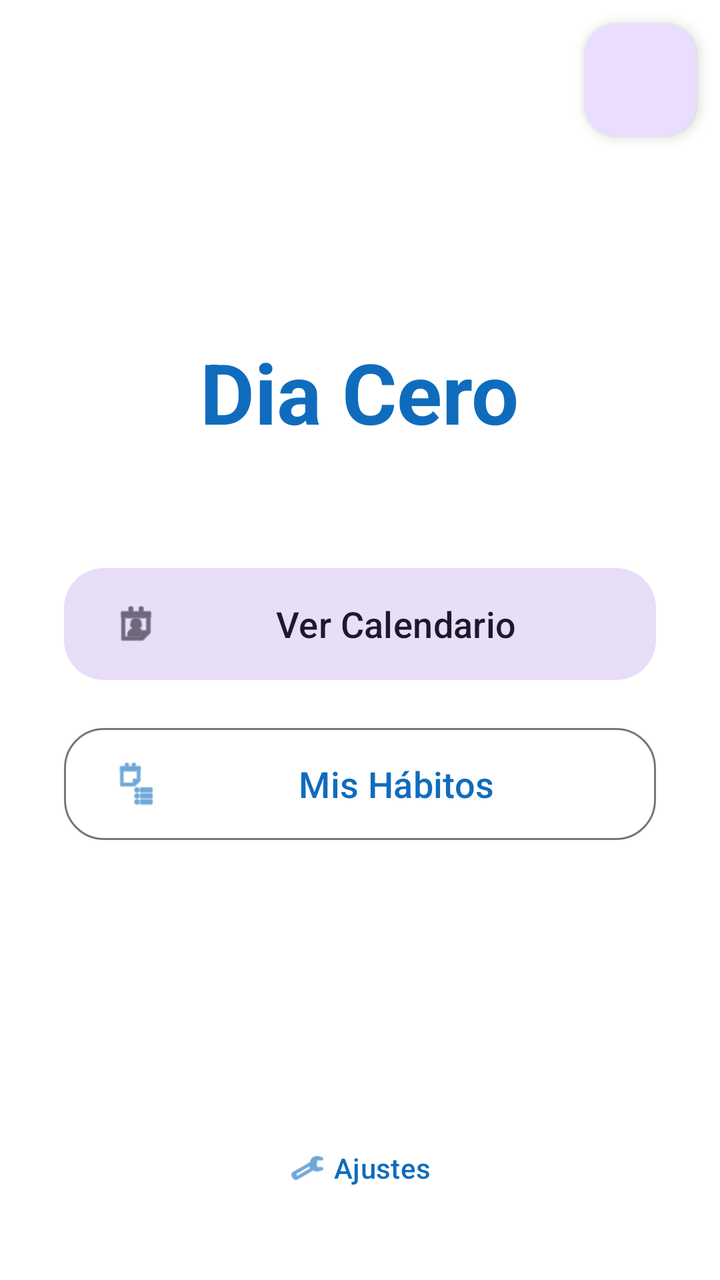
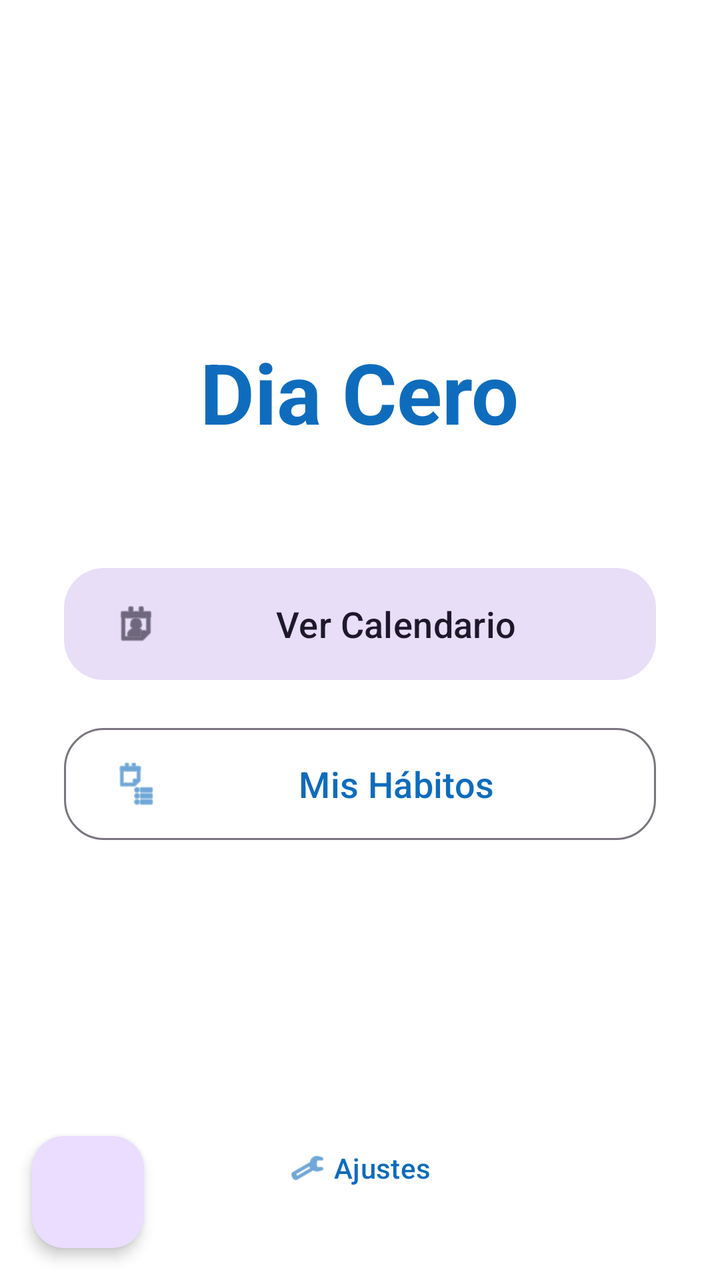

Before-and-after screenshots of an Android layout around one commit, followed by the original layout XML and the change that was made.
<!-- AndroidManifest.xml: application theme Theme.DiaCero -->
<!-- res/layout/activity_main.xml -->
<?xml version="1.0" encoding="utf-8"?>
<androidx.constraintlayout.widget.ConstraintLayout xmlns:android="http://schemas.android.com/apk/res/android"
    xmlns:app="http://schemas.android.com/apk/res-auto"
    android:layout_width="match_parent"
    android:layout_height="match_parent"
    android:background="?attr/colorSurface">

    <LinearLayout
        android:id="@+id/menuContainer"
        android:layout_width="match_parent"
        android:layout_height="match_parent"
        android:orientation="vertical"
        android:padding="32dp">

        
        <LinearLayout
            android:layout_width="match_parent"
            android:layout_height="0dp"
            android:layout_weight="1"
            android:orientation="vertical"
            android:gravity="center">

            <TextView
                android:id="@+id/tvBienvenida"
                android:layout_width="wrap_content"
                android:layout_height="wrap_content"
                android:text="Dia Cero"
                android:textColor="?attr/colorPrimary"
                android:textSize="42sp"
                android:textStyle="bold"
                android:layout_marginBottom="56dp" />

            <com.google.android.material.button.MaterialButton
                android:id="@+id/btnCalendario"
                style="@style/Widget.Material3.Button.TonalButton"
                android:layout_width="match_parent"
                android:layout_height="64dp"
                android:text="Ver Calendario"
                android:textSize="18sp"
                app:cornerRadius="20dp"
                app:icon="@android:drawable/ic_menu_my_calendar"
                app:iconSize="24dp"
                app:iconPadding="12dp" />

            <com.google.android.material.button.MaterialButton
                android:id="@+id/btnHabitos"
                style="@style/Widget.Material3.Button.OutlinedButton"
                android:layout_width="match_parent"
                android:layout_height="64dp"
                android:layout_marginTop="16dp"
                android:text="Mis Hábitos"
                android:textSize="18sp"
                app:cornerRadius="20dp"
                app:icon="@android:drawable/ic_menu_agenda"
                app:iconSize="24dp"
                app:iconPadding="12dp" />
        </LinearLayout>

        
        <com.google.android.material.button.MaterialButton
            android:id="@+id/btnAjustes"
            style="@style/Widget.Material3.Button.TextButton"
            android:layout_width="wrap_content"
            android:layout_height="wrap_content"
            android:layout_gravity="center_horizontal"
            android:text="Ajustes"
            app:icon="@android:drawable/ic_menu_preferences" />

    </LinearLayout>

    <androidx.fragment.app.FragmentContainerView
        android:id="@+id/fragmentContainer"
        android:layout_width="match_parent"
        android:layout_height="match_parent"
        android:visibility="gone" />

    <com.google.android.material.floatingactionbutton.FloatingActionButton
        android:id="@+id/fabSettings"
        android:layout_width="wrap_content"
        android:layout_height="wrap_content"
        android:layout_margin="12dp"
        android:contentDescription="Cambiar tema"
        app:layout_constraintTop_toTopOf="parent"
        app:layout_constraintEnd_toEndOf="parent"
        app:fabSize="mini"
        app:elevation="4dp"
        app:tint="@android:color/white" />

</androidx.constraintlayout.widget.ConstraintLayout>
<!-- resources referenced by this layout -->
<resources>
  <style name="Theme.DiaCero" parent="Base.Theme.DiaCero" />
  <style name="Base.Theme.DiaCero" parent="Theme.Material3.DayNight.NoActionBar">
          
          <item name="colorPrimary">@color/primary</item>
          <item name="colorOnPrimary">@color/white</item>
          <item name="colorSecondary">@color/secondary</item>
          <item name="colorOnSecondary">@color/white</item>
  
          
          <item name="android:windowBackground">@color/background</item>
          <item name="colorSurface">@color/surface</item>
          <item name="colorSurfaceVariant">@color/surface_variant</item>
          <item name="colorOnSurface">@color/text_primary</item>
          <item name="colorOnSurfaceVariant">@color/text_secondary</item>
      </style>
  <color name="primary">#0F6CBD</color>
  <color name="white">#FFFFFFFF</color>
  <color name="secondary">#00A884</color>
  <color name="background">#F2F8FF</color>
  <color name="surface">#FFFFFF</color>
  <color name="surface_variant">#E6F2FF</color>
  <color name="text_primary">#103046</color>
  <color name="text_secondary">#4E6A7A</color>
</resources>

<!-- the commit's change to res/layout/activity_main.xml (unified diff, before → after) -->
@@ -78,10 +78,10 @@
         android:id="@+id/fabSettings"
         android:layout_width="wrap_content"
         android:layout_height="wrap_content"
-        android:layout_margin="12dp"
+        android:layout_margin="16dp"
         android:contentDescription="Cambiar tema"
-        app:layout_constraintTop_toTopOf="parent"
-        app:layout_constraintEnd_toEndOf="parent"
+        app:layout_constraintBottom_toBottomOf="parent"
+        app:layout_constraintStart_toStartOf="parent"
         app:fabSize="mini"
         app:elevation="4dp"
         app:tint="@android:color/white" />
